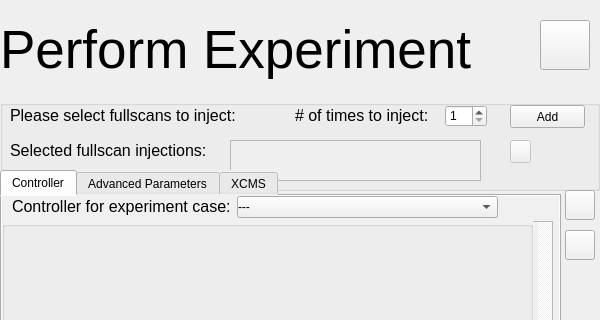
Before: the Qt Designer form vimmsVisualisedGUI/ExperimentPage.ui in Adam-Tem/vimmsVisualised, drawn with Qt 5; both pictures show x 0 to 600 and y 0 to 320 of the 600 by 500 pixel window.
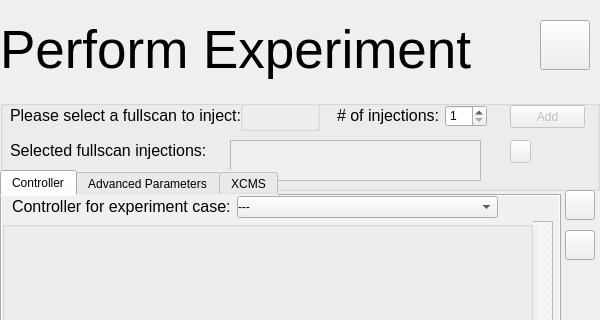
After: the same form once the commit is applied.

Commit message: Now only possible to add a fullscan injection to list when an appropriate file is selected.

What changed in the file:
```diff
--- a/vimmsVisualisedGUI/ExperimentPage.ui
+++ b/vimmsVisualisedGUI/ExperimentPage.ui
@@ -64,7 +64,7 @@
      <rect>
       <x>10</x>
       <y>5</y>
-      <width>225</width>
+      <width>231</width>
       <height>20</height>
      </rect>
     </property>
@@ -77,7 +77,7 @@
      <string/>
     </property>
     <property name="text">
-     <string>Please select fullscans to inject:</string>
+     <string>Please select a fullscan to inject:</string>
     </property>
    </widget>
    <widget class="QLabel" name="SelectedFullscanLabel">
@@ -101,9 +101,9 @@
    <widget class="QLabel" name="NoOfInjectionsLabel">
     <property name="geometry">
      <rect>
-      <x>295</x>
+      <x>337</x>
       <y>5</y>
-      <width>141</width>
+      <width>111</width>
       <height>21</height>
      </rect>
     </property>
@@ -113,7 +113,7 @@
      </font>
     </property>
     <property name="text">
-     <string># of times to inject:</string>
+     <string># of injections:</string>
     </property>
    </widget>
    <widget class="QSpinBox" name="NoOfInjectionsSpinBox">
@@ -133,6 +133,9 @@
     </property>
    </widget>
    <widget class="QPushButton" name="AddFullscanButton">
+    <property name="enabled">
+     <bool>false</bool>
+    </property>
     <property name="geometry">
      <rect>
       <x>510</x>
@@ -224,6 +227,29 @@
      <string/>
     </property>
    </widget>
+   <widget class="QGroupBox" name="MzmlUploadGroupBox">
+    <property name="geometry">
+     <rect>
+      <x>240</x>
+      <y>0</y>
+      <width>80</width>
+      <height>31</height>
+     </rect>
+    </property>
+    <property name="sizePolicy">
+     <sizepolicy hsizetype="Expanding" vsizetype="Preferred">
+      <horstretch>0</horstretch>
+      <verstretch>0</verstretch>
+     </sizepolicy>
+    </property>
+    <property name="styleSheet">
+     <string notr="true">padding: 0; 
+background-color: rgb(240, 240, 240);</string>
+    </property>
+    <property name="title">
+     <string/>
+    </property>
+   </widget>
    <zorder>InjectionUndoButton</zorder>
    <zorder>FullscanSelectLabel</zorder>
    <zorder>SelectedFullscanLabel</zorder>
```
Left out of the diff: 1 changed line with no effect on the pictures. The commit also changes 5 other files.
